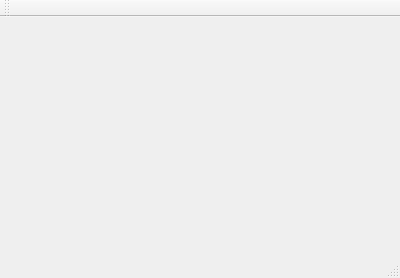
This is source/convertmainwindow.ui in LeNeuner/PanoramConverter as Qt 5 draws it before an edit. The edited form follows.
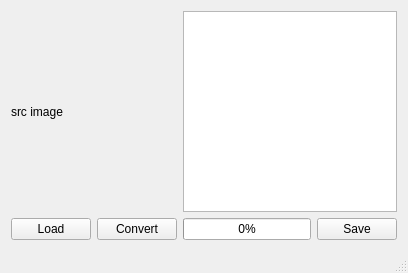
This is the edited form.

```diff
--- a/source/convertmainwindow.ui
+++ b/source/convertmainwindow.ui
@@ -6,8 +6,8 @@
    <rect>
     <x>0</x>
     <y>0</y>
-    <width>400</width>
-    <height>278</height>
+    <width>408</width>
+    <height>273</height>
    </rect>
   </property>
   <property name="windowTitle">
@@ -15,8 +15,47 @@
   </property>
   <widget class="QWidget" name="centralWidget">
    <layout class="QGridLayout" name="gridLayout">
-    <item row="0" column="0">
-     <layout class="QHBoxLayout" name="hLayout"/>
+    <item row="1" column="0">
+     <layout class="QGridLayout" name="gLayout">
+      <item row="1" column="3">
+       <widget class="QPushButton" name="bSave">
+        <property name="text">
+         <string>Save</string>
+        </property>
+       </widget>
+      </item>
+      <item row="1" column="1">
+       <widget class="QPushButton" name="bConvert">
+        <property name="text">
+         <string>Convert</string>
+        </property>
+       </widget>
+      </item>
+      <item row="1" column="0">
+       <widget class="QPushButton" name="bLoad">
+        <property name="text">
+         <string>Load</string>
+        </property>
+       </widget>
+      </item>
+      <item row="1" column="2">
+       <widget class="QProgressBar" name="progressBar">
+        <property name="value">
+         <number>0</number>
+        </property>
+       </widget>
+      </item>
+      <item row="0" column="2" colspan="2">
+       <widget class="QGraphicsView" name="gvDstImage"/>
+      </item>
+      <item row="0" column="0" colspan="2">
+       <widget class="QLabel" name="lblSrcImage">
+        <property name="text">
+         <string>src image</string>
+        </property>
+       </widget>
+      </item>
+     </layout>
     </item>
    </layout>
   </widget>
@@ -30,14 +69,6 @@
     </rect>
    </property>
   </widget>
-  <widget class="QToolBar" name="mainToolBar">
-   <attribute name="toolBarArea">
-    <enum>TopToolBarArea</enum>
-   </attribute>
-   <attribute name="toolBarBreak">
-    <bool>false</bool>
-   </attribute>
-  </widget>
   <widget class="QStatusBar" name="statusBar"/>
  </widget>
  <layoutdefault spacing="6" margin="11"/>
```
Left out of the diff: 4 changed lines with no effect on the pictures.
